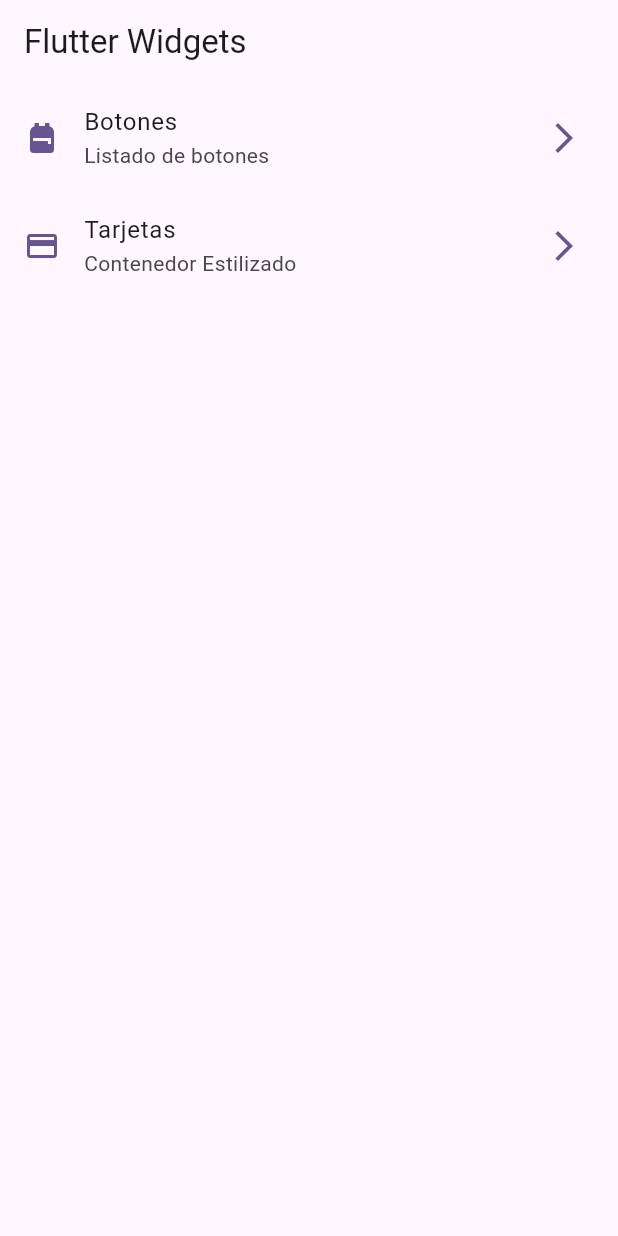
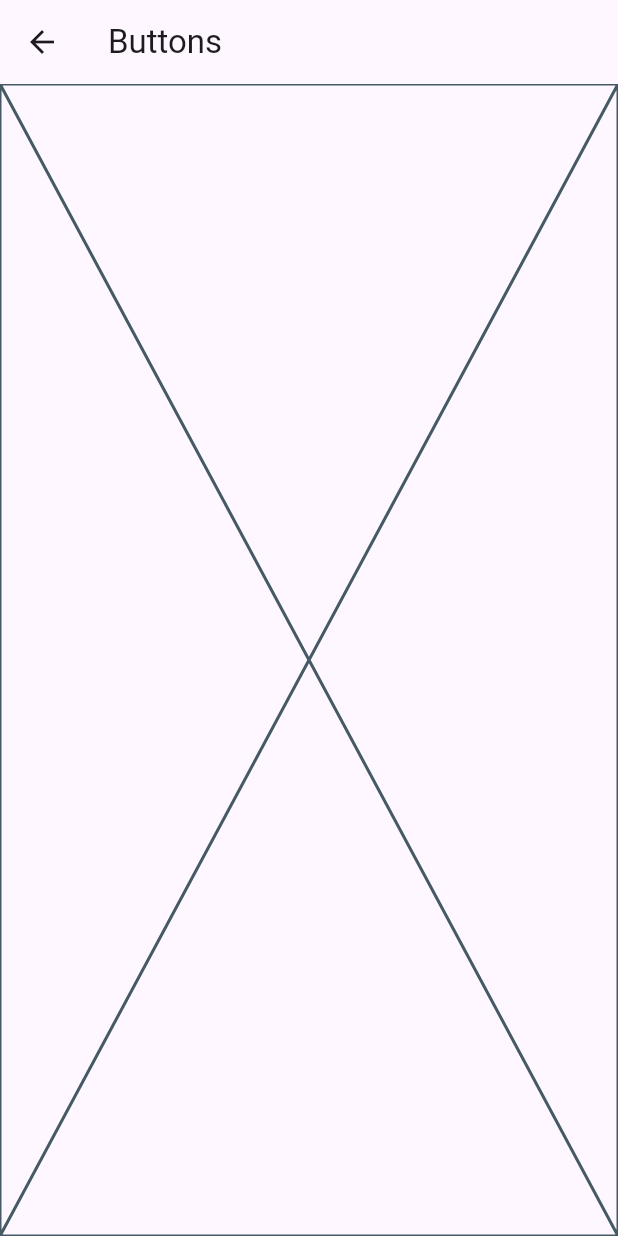
Before and after one commit to aguskuster/flutter_widgets, a Flutter app: the screen it shows after launch, after a tap on "Botones", on a phone screen of 412 x 824 dp. Run offline on Flutter 3.47's test engine with Material 3 defaults, Android fonts, the phone set to English and light mode, and no system bars.

Commit message:
basic routtes

```diff
--- a/lib/config/menu/menu_items.dart
+++ b/lib/config/menu/menu_items.dart
@@ -20,6 +20,6 @@ class MenuItem{
 
 const appMenuItems = <MenuItem> [
   MenuItem(title:"Botones" , subtitle: "Listado de botones" , link: "/buttons" , icon: Icons.backpack),
-  MenuItem(title:"Tarjetas" , subtitle: "Contenedor Estilizado" , link: "/tarjetas" , icon: Icons.credit_card),
+  MenuItem(title:"Tarjetas" , subtitle: "Contenedor Estilizado" , link: "/cards" , icon: Icons.credit_card),
 
 ];
--- a/lib/main.dart
+++ b/lib/main.dart
@@ -1,5 +1,7 @@
 import 'package:flutter/material.dart';
 import 'package:flutter_widgets/config/app_theme.dart';
+import 'package:flutter_widgets/presentation/screens/buttons/buttons_screen.dart';
+import 'package:flutter_widgets/presentation/screens/cards/cards_screen.dart';
 import 'package:flutter_widgets/presentation/screens/home/home_screen.dart';
 
 
@@ -15,6 +17,10 @@ class MyApp extends StatelessWidget {
       debugShowCheckedModeBanner: false,
       theme: AppTheme(selectedColor: 0).getTheme(),
       home: HomeScreen(),
+      routes: {
+        '/buttons' : (context) => const ButtonsScreen(),
+        '/cards' : (context) => const CardsScreen(),
+      },
 
 
     );
--- /dev/null
+++ b/lib/presentation/screens/buttons/buttons_screen.dart
@@ -0,0 +1,15 @@
+import 'package:flutter/material.dart';
+
+class ButtonsScreen extends StatelessWidget {
+  const ButtonsScreen({super.key});
+
+  @override
+  Widget build(BuildContext context) {
+    return Scaffold(
+      appBar: AppBar(
+        title: const Text('Buttons'),
+      ),
+      body: const Placeholder()
+    );
+  }
+}
--- a/lib/presentation/screens/home/home_screen.dart
+++ b/lib/presentation/screens/home/home_screen.dart
@@ -1,5 +1,6 @@
 import 'package:flutter/material.dart';
 import 'package:flutter_widgets/config/menu/menu_items.dart';
+import 'package:flutter_widgets/presentation/screens/buttons/buttons_screen.dart';
 
 class HomeScreen extends StatelessWidget {
   const HomeScreen({super.key});
@@ -46,7 +47,7 @@ class _CustomListTile extends StatelessWidget {
       title: Text(menuItem.title),
       subtitle: Text(menuItem.subtitle),
       onTap: () {
-        // TODO NAVEGAR A OTRA PANTALLA
+        Navigator.pushNamed(context, menuItem.link);
       },
     );
   }
```
Also changed, not shown: lib/presentation/screens/cards/cards_screen.dart (added, +15 -0 lines).
